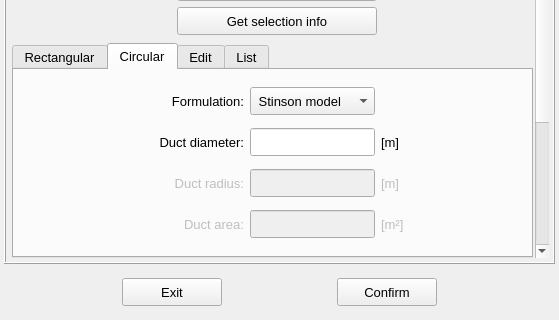
Before: the Qt Designer form vibra/interface/data/ui_files/model/setup/acoustic/viscous_thermal_model_inputs.ui in MOPT-UFSC/VIBRA, drawn with Qt 5; both pictures show x 0 to 559 and y 193 to 513 of the 559 by 513 pixel window.
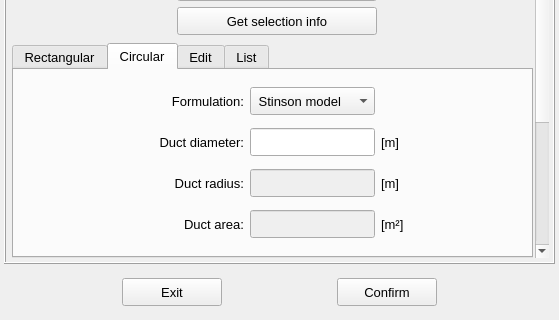
After: the same form once the commit is applied. The open tabs and pages were chosen to show the change.

```diff
--- a/vibra/interface/data/ui_files/model/setup/acoustic/viscous_thermal_model_inputs.ui
+++ b/vibra/interface/data/ui_files/model/setup/acoustic/viscous_thermal_model_inputs.ui
@@ -1713,7 +1713,7 @@
                  <item row="3" column="5">
                   <widget class="QLabel" name="label_19">
                    <property name="enabled">
-                    <bool>false</bool>
+                    <bool>true</bool>
                    </property>
                    <property name="minimumSize">
                     <size>
@@ -1740,7 +1740,7 @@
                  <item row="3" column="1">
                   <widget class="QLabel" name="label_7">
                    <property name="enabled">
-                    <bool>false</bool>
+                    <bool>true</bool>
                    </property>
                    <property name="minimumSize">
                     <size>
@@ -1837,7 +1837,7 @@
                  <item row="2" column="1">
                   <widget class="QLabel" name="label_10">
                    <property name="enabled">
-                    <bool>false</bool>
+                    <bool>true</bool>
                    </property>
                    <property name="minimumSize">
                     <size>
@@ -1891,7 +1891,7 @@
                  <item row="2" column="5">
                   <widget class="QLabel" name="label_22">
                    <property name="enabled">
-                    <bool>false</bool>
+                    <bool>true</bool>
                    </property>
                    <property name="minimumSize">
                     <size>
```
